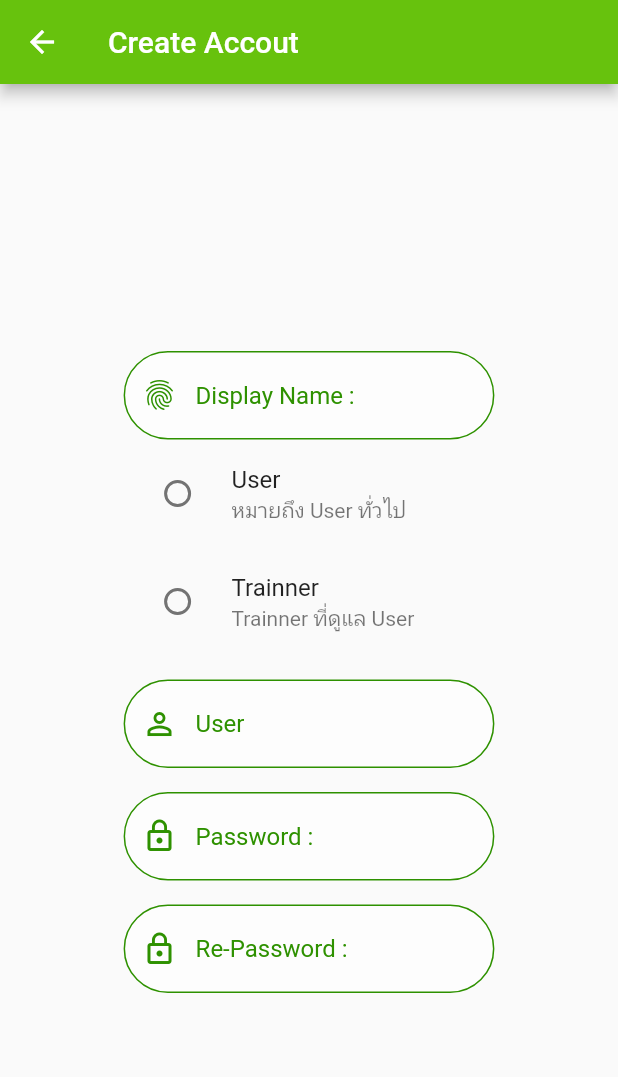
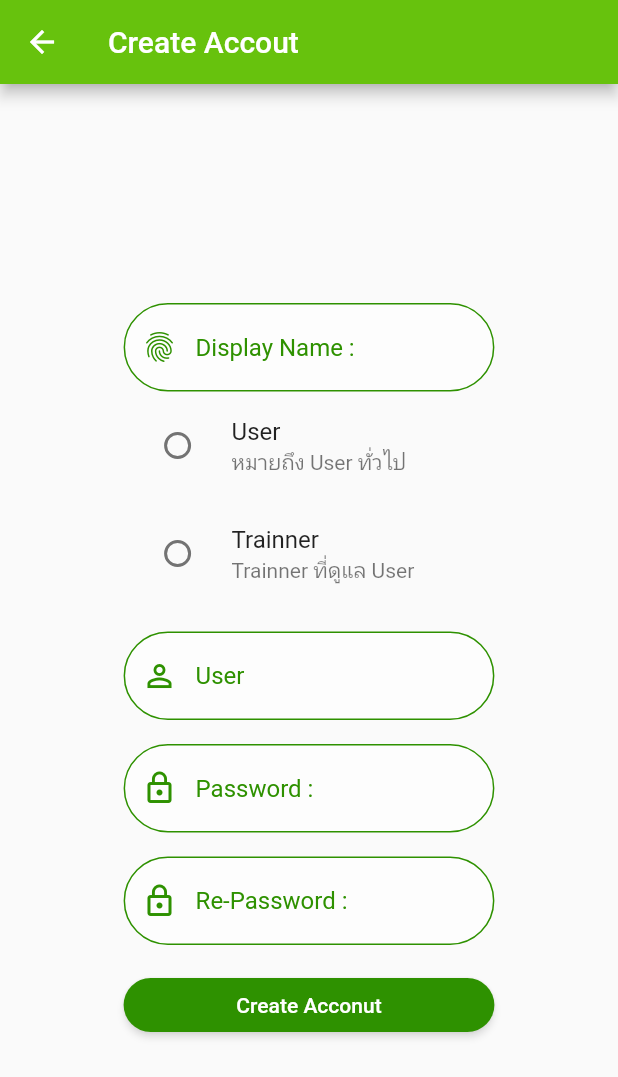
Before and after one commit to KctPiyawat/CareBMI, a Flutter app: the CreateAccount screen opened by its route, on a phone screen of 412 x 824 dp. Shown: the top 1077 px of the screen. Run offline on Flutter 3.47's test engine with Material 2 defaults, Android fonts, the phone set to English and light mode, and no system bars; our stand-ins replace introduction_screen, shared_preferences; accounts and stored records are empty.

Commit message:
Finish 05Feb

```diff
--- a/lib/states/create_account.dart
+++ b/lib/states/create_account.dart
@@ -1,3 +1,4 @@
+import 'package:carebmi/utility/dialog.dart';
 import 'package:carebmi/utility/my_style.dart';
 import 'package:flutter/material.dart';
 
@@ -7,7 +8,8 @@ class CreateAccount extends StatefulWidget {
 }
 
 class _CreateAccountState extends State<CreateAccount> {
-  String typeUser;
+  String typeUser, name, user, password, repassword;
+  final formKey = GlobalKey<FormState>();
 
   Container buildDisplayName(BuildContext context) {
     return Container(
@@ -15,6 +17,14 @@ class _CreateAccountState extends State<CreateAccount> {
       margin: EdgeInsets.only(top: 16),
       width: MediaQuery.of(context).size.width * 0.6,
       child: TextFormField(
+        validator: (value) {
+          if (value?.isEmpty ?? true) {
+            return 'Fill Display Name';
+          } else {
+            return null;
+          }
+        },
+        onSaved: (newValue) => name = newValue.trim(),
         decoration:
             MyStyle().myInputDecoration(Icons.fingerprint, 'Display Name :'),
       ),
@@ -27,6 +37,15 @@ class _CreateAccountState extends State<CreateAccount> {
       margin: EdgeInsets.only(top: 16),
       width: MediaQuery.of(context).size.width * 0.6,
       child: TextFormField(
+        onSaved: (newValue) => user = newValue.trim(),
+        validator: (value) {
+          if (value?.isEmpty??true) {
+            return 'Please Fill User in Blank';
+          } else {
+            return null;
+          }
+        },
+        keyboardType: TextInputType.emailAddress,
         decoration: MyStyle().myInputDecoration(Icons.perm_identity, 'User'),
       ),
     );
@@ -37,7 +56,14 @@ class _CreateAccountState extends State<CreateAccount> {
       decoration: MyStyle().whiteBoxDecoration(),
       margin: EdgeInsets.only(top: 16),
       width: MediaQuery.of(context).size.width * 0.6,
-      child: TextFormField(
+      child: TextFormField(onSaved: (newValue) => password = newValue.trim(),
+        validator: (value) {
+          if (value?.isEmpty??true) {
+            return 'Please Fill Password in Blank';
+          } else {
+            return null;
+          }
+        },
         obscureText: true,
         decoration: MyStyle().myInputDecoration(
           Icons.lock_outline,
@@ -52,7 +78,14 @@ class _CreateAccountState extends State<CreateAccount> {
       decoration: MyStyle().whiteBoxDecoration(),
       margin: EdgeInsets.only(top: 16),
       width: MediaQuery.of(context).size.width * 0.6,
-      child: TextFormField(
+      child: TextFormField(onSaved: (newValue) => repassword = newValue.trim(),
+        validator: (value) {
+          if (value?.isEmpty??true) {
+            return 'Please Fill RePassword in Blank';
+          } else {
+            return null;
+          }
+        },
         obscureText: true,
         decoration: MyStyle().myInputDecoration(
           Icons.lock_outline,
@@ -71,12 +104,46 @@ class _CreateAccountState extends State<CreateAccount> {
       ),
       body: Center(
         child: SingleChildScrollView(
+          child: Form(
+            key: formKey,
             child: Column(
               children: [
                 buildDisplayName(context),
-              Column(crossAxisAlignment: CrossAxisAlignment.center,
+                buildTypeUser(context),
+                buildUser(context),
+                buildPassword(context),
+                buildRePassword(context),
+                buildCreateAccount(context)
+              ],
+            ),
+          ),
+        ),
+      ),
+    );
+  }
+
+  Container buildCreateAccount(BuildContext context) {
+    return Container(
+      margin: EdgeInsets.only(top: 16),
+      width: MediaQuery.of(context).size.width * 0.6,
+      child: ElevatedButton(
+        style: MyStyle().buttonStyle(),
+        onPressed: () {
+          if (formKey.currentState.validate()) {
+            formKey.currentState.save();
+          }
+        },
+        child: Text('Create Acconut'),
+      ),
+    );
+  }
+
+  Column buildTypeUser(BuildContext context) {
+    return Column(
+      crossAxisAlignment: CrossAxisAlignment.center,
       children: [
-                  Container(width: MediaQuery.of(context).size.width*0.6,
+        Container(
+          width: MediaQuery.of(context).size.width * 0.6,
           child: RadioListTile(
             value: 'user',
             groupValue: typeUser,
@@ -89,7 +156,8 @@ class _CreateAccountState extends State<CreateAccount> {
             subtitle: Text('หมายถึง User ทั่วไป'),
           ),
         ),
-                  Container(width: MediaQuery.of(context).size.width*0.6,
+        Container(
+          width: MediaQuery.of(context).size.width * 0.6,
           child: RadioListTile(
             value: 'trainner',
             groupValue: typeUser,
@@ -103,14 +171,6 @@ class _CreateAccountState extends State<CreateAccount> {
           ),
         ),
       ],
-              ),
-              buildUser(context),
-              buildPassword(context),
-              buildRePassword(context),
-            ],
-          ),
-        ),
-      ),
     );
   }
 }
```
Also changed, not shown: lib/utility/dialog.dart (added, +16 -0 lines). Lines whose indentation alone changed are shown as unchanged.
